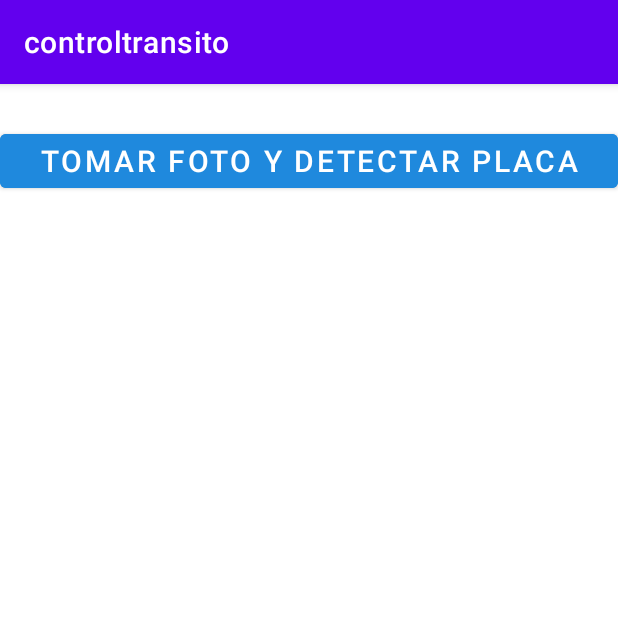
After one commit to ricardoifc/controltransito, an Android app: the DetectarPlacaActivity screen opened directly, with no data from a screen before it, on a phone screen of 412 x 824 dp, the top half of it. The commit adds this screen. Run offline under Robolectric (Android 15) with nearby library versions, the phone set to English and light mode, and no system bars.

Commit message:
listo app

```diff
--- a/app/build.gradle
+++ b/app/build.gradle
@@ -38,7 +38,6 @@ android {
 }
 
 apply plugin: 'com.android.application'
-apply plugin: 'com.google.gms.google-services'
 apply plugin: 'kotlin-android'
 apply plugin: 'kotlin-kapt'
 apply plugin: 'kotlin-android-extensions'
@@ -56,6 +55,7 @@ dependencies {
     implementation 'com.google.firebase:firebase-analytics-ktx'
     implementation 'com.google.firebase:firebase-auth-ktx'
 
-
+    implementation 'com.google.firebase:firebase-ml-vision:24.0.3'
 
 }
+apply plugin: 'com.google.gms.google-services'
--- /dev/null
+++ b/app/src/main/java/com/ricardoifc/controltransito/DetectarPlacaActivity.kt
@@ -0,0 +1,82 @@
+package com.ricardoifc.controltransito
+
+
+import androidx.appcompat.app.AppCompatActivity
+import com.google.firebase.ml.vision.common.FirebaseVisionImage
+import kotlinx.android.synthetic.main.activity_detectar_placa.*
+import android.Manifest
+import android.content.Intent
+import android.content.pm.PackageManager
+import android.graphics.Bitmap
+import android.os.Bundle
+import android.provider.MediaStore
+import android.view.View
+import android.widget.ImageView
+import android.widget.TextView
+import android.widget.Toast
+import androidx.core.app.ActivityCompat
+import androidx.core.content.ContextCompat
+
+import com.google.firebase.ml.vision.FirebaseVision
+
+
+class DetectarPlacaActivity : AppCompatActivity() {
+    var imageView: ImageView? = null
+    var textView: TextView? = null
+    override fun onCreate(savedInstanceState: Bundle?) {
+        super.onCreate(savedInstanceState)
+        setContentView(R.layout.activity_detectar_placa)
+
+        imageView = findViewById(R.id.imageId)
+        //find textview
+        textView = findViewById(R.id.textId)
+        // permiso de camara
+        //check app level permission is granted for Camera
+        if (ContextCompat.checkSelfPermission(this, Manifest.permission.CAMERA) != PackageManager.PERMISSION_GRANTED) {
+            //grant the permission
+            ActivityCompat.requestPermissions(this, arrayOf(Manifest.permission.CAMERA), 101)
+        }
+    }
+    fun doProcess(view: View?) {
+        //open the camera => create an Intent object
+        val intent = Intent(MediaStore.ACTION_IMAGE_CAPTURE)
+        startActivityForResult(intent, 101)
+    }
+
+
+    override fun onActivityResult(requestCode: Int, resultCode: Int, data: Intent?) {
+        super.onActivityResult(requestCode, resultCode, data)
+        val bundle = data!!.extras
+        //from bundle, extract the image
+        val bitmap = bundle!!["data"] as Bitmap?
+        //set image in imageview
+        imageView!!.setImageBitmap(bitmap)
+        //process the image
+        //1. create a FirebaseVisionImage object from a Bitmap object
+        val firebaseVisionImage = FirebaseVisionImage.fromBitmap(bitmap!!)
+        //2. Get an instance of FirebaseVision
+        val firebaseVision = FirebaseVision.getInstance()
+        //3. Create an instance of FirebaseVisionTextRecognizer
+        val firebaseVisionTextRecognizer = FirebaseVision.getInstance()
+            .onDeviceTextRecognizer
+        //4. Create a task to process the image
+        val task = firebaseVisionTextRecognizer.processImage(firebaseVisionImage)
+        //5. if task is success
+        task.addOnSuccessListener { firebaseVisionText ->
+            val s = firebaseVisionText.text
+            textView!!.text = s
+        }
+        //6. if task is failure
+        task.addOnFailureListener { e ->
+            Toast.makeText(
+                applicationContext,
+                e.message,
+                Toast.LENGTH_LONG
+            ).show()
+        }
+    }
+
+
+
+
+}
--- a/app/src/main/java/com/ricardoifc/controltransito/MainActivity.kt
+++ b/app/src/main/java/com/ricardoifc/controltransito/MainActivity.kt
@@ -25,6 +25,9 @@ class MainActivity : AppCompatActivity() {
             val filtradoIntent: Intent = Intent(this,FiltradoActivity::class.java)
             startActivity(filtradoIntent)
         }
-
+        btn_irDetectarPlaca.setOnClickListener(){
+            val detectarPlacaIntent = Intent(this, DetectarPlacaActivity::class.java)
+            startActivity(detectarPlacaIntent)
+        }
     }
 }
--- a/app/src/main/res/layout/activity_contravenciones.xml
+++ b/app/src/main/res/layout/activity_contravenciones.xml
@@ -20,7 +20,7 @@
         <ListView
             android:id="@+id/listViewCOntravencion"
             android:layout_width="match_parent"
-            android:layout_height="280dp" />
+            android:layout_height="265dp" />
 
         <TextView
             android:id="@+id/tv_datosVehi"
--- /dev/null
+++ b/app/src/main/res/layout/activity_detectar_placa.xml
@@ -0,0 +1,39 @@
+<?xml version="1.0" encoding="utf-8"?>
+<androidx.constraintlayout.widget.ConstraintLayout xmlns:android="http://schemas.android.com/apk/res/android"
+    xmlns:app="http://schemas.android.com/apk/res-auto"
+    xmlns:tools="http://schemas.android.com/tools"
+    android:layout_width="match_parent"
+    android:layout_height="match_parent"
+    tools:context=".DetectarPlacaActivity">
+
+    <LinearLayout
+        android:layout_width="match_parent"
+        android:layout_height="match_parent"
+        android:orientation="vertical"
+        tools:context=".MainActivity">
+
+        <Space
+            android:layout_width="match_parent"
+            android:layout_height="27dp" />
+
+        <ImageView
+            android:id="@+id/imageId"
+            android:layout_width="wrap_content"
+            android:layout_height="wrap_content"
+            android:contentDescription="TODO" />
+
+        <Button
+            android:layout_width="match_parent"
+            android:layout_height="wrap_content"
+            android:backgroundTint="#1F89DD"
+            android:onClick="doProcess"
+            android:text="Tomar foto y Detectar placa"
+            android:textSize="20sp" />
+
+        <TextView
+            android:id="@+id/textId"
+            android:layout_width="wrap_content"
+            android:layout_height="wrap_content" />
+
+    </LinearLayout>
+</androidx.constraintlayout.widget.ConstraintLayout>
--- a/app/src/main/res/layout/activity_mostrar_todo.xml
+++ b/app/src/main/res/layout/activity_mostrar_todo.xml
@@ -25,7 +25,7 @@
         <TextView
             android:id="@+id/tv_datosVehilculo"
             android:layout_width="match_parent"
-            android:layout_height="395dp"
+            android:layout_height="387dp"
             android:textSize="30sp" />
     </LinearLayout>
 
```
Also changed, not shown: app/src/main/AndroidManifest.xml (+6 -9 lines), app/src/main/res/layout/activity_main.xml (+10 -0 lines).
